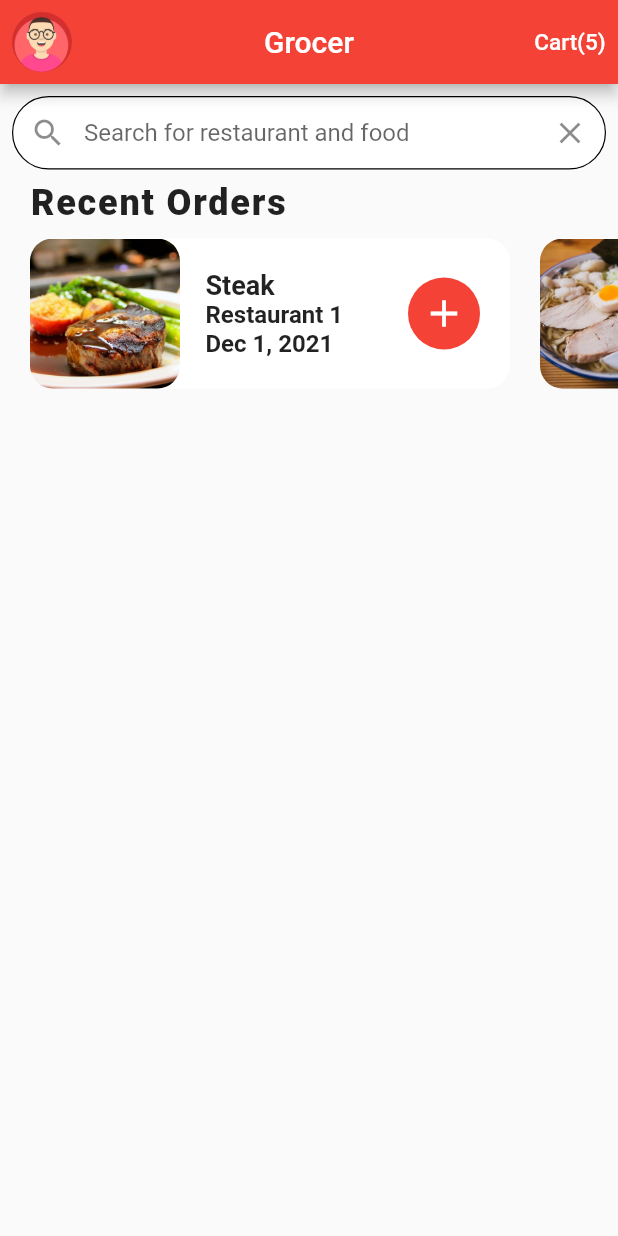
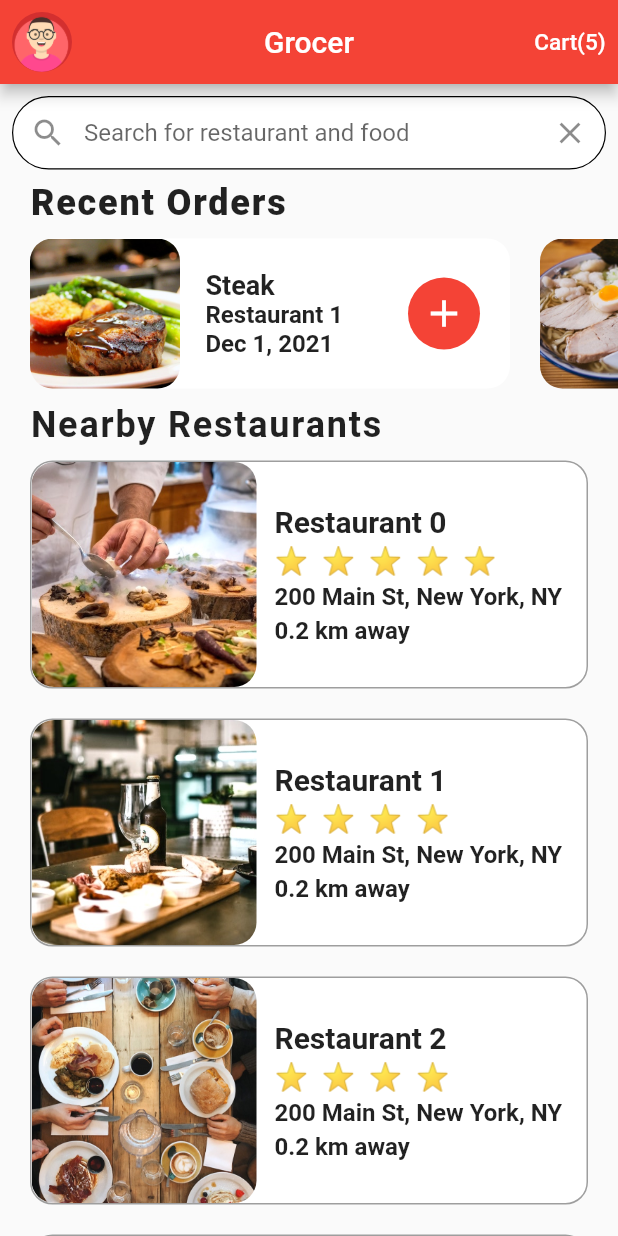
Before and after one commit to chaudharyjatin115/food_delivery, a Flutter app: the HomeScreen screen opened directly, on a phone screen of 412 x 824 dp. Run offline on Flutter 3.47's test engine with Material 2 defaults, Android fonts, the light colour scheme and no system bars.

Commit message:
adding nearby restaurants

```diff
--- a/lib/main.dart
+++ b/lib/main.dart
@@ -1,5 +1,4 @@
 import 'package:flutter/material.dart';
-import 'package:food_delivery/screens/home_screen.dart';
 import 'package:food_delivery/screens/login_screen.dart';
 
 void main() {
--- a/lib/screens/home_screen.dart
+++ b/lib/screens/home_screen.dart
@@ -1,6 +1,7 @@
 import 'package:flutter/material.dart';
 import 'package:food_delivery/widgets/app_bar.dart';
 import 'package:food_delivery/widgets/recent_widgets.dart';
+import 'package:food_delivery/widgets/restaurant_list.dart';
 import 'package:food_delivery/widgets/search_bar.dart';
 
 class HomeScreen extends StatefulWidget {
@@ -16,7 +17,26 @@
     return Scaffold(
       appBar: MyAppBar(),
       body: ListView(
-        children: <Widget>[SearchBar(), const RecentOrders()],
+        children: <Widget>[
+          SearchBar(),
+          const RecentOrders(),
+          Column(
+            crossAxisAlignment: CrossAxisAlignment.start,
+            children: const [
+              Padding(
+                padding: EdgeInsets.symmetric(horizontal: 20.0),
+                child: Text(
+                  'Nearby Restaurants',
+                  style: TextStyle(
+                      letterSpacing: 1.2,
+                      fontSize: 24.0,
+                      fontWeight: FontWeight.w600),
+                ),
+              ),
+              RestaurentBuilder()
+            ],
+          )
+        ],
       ),
     );
   }
--- /dev/null
+++ b/lib/widgets/rating.dart
@@ -0,0 +1,19 @@
+import 'package:flutter/material.dart';
+
+class RatingStars extends StatelessWidget {
+  final int rating;
+  RatingStars(this.rating);
+
+  @override
+  Widget build(BuildContext context) {
+    String stars = '';
+    for (int i = 0; i < rating; i++) {
+      stars += '⭐  ';
+    }
+    stars.trim();
+    return Text(
+      stars,
+      style: const TextStyle(fontSize: 18.0),
+    );
+  }
+}
--- /dev/null
+++ b/lib/widgets/restaurant_list.dart
@@ -0,0 +1,79 @@
+import 'package:flutter/material.dart';
+import 'package:food_delivery/data/data.dart';
+import 'package:food_delivery/models/restaurant.dart';
+import 'package:food_delivery/widgets/rating.dart';
+
+class RestaurentBuilder extends StatelessWidget {
+  const RestaurentBuilder({Key? key}) : super(key: key);
+
+  @override
+  Widget build(BuildContext context) {
+    List<Widget> restaurantList = [];
+    // ignore: non_constant_identifier_names
+    for (Restaurant restaurant in restaurants) {
+      restaurantList.add(
+        Container(
+          margin: const EdgeInsets.symmetric(horizontal: 20.0, vertical: 10.0),
+          decoration: BoxDecoration(
+            color: Colors.white,
+            borderRadius: BorderRadius.circular(15.0),
+            border: Border.all(width: 1.0, color: Colors.grey),
+          ),
+          child: Row(
+            children: [
+              ClipRRect(
+                borderRadius: BorderRadius.circular(15.0),
+                child: Image(
+                  height: 150.0,
+                  width: 150.0,
+                  fit: BoxFit.cover,
+                  image: AssetImage('${restaurant.imageUrl}'),
+                ),
+              ),
+              Container(
+                margin: const EdgeInsets.all(12.0),
+                child: Column(
+                  crossAxisAlignment: CrossAxisAlignment.start,
+                  mainAxisAlignment: MainAxisAlignment.center,
+                  children: [
+                    Text(
+                      '${restaurant.name}',
+                      overflow: TextOverflow.ellipsis,
+                      style: const TextStyle(
+                          fontWeight: FontWeight.bold, fontSize: 20.0),
+                    ),
+                    const SizedBox(
+                      height: 4.0,
+                    ),
+                    RatingStars(restaurant.rating!.toInt()),
+                    const SizedBox(
+                      height: 4.0,
+                    ),
+                    Text(
+                      '${restaurant.address}',
+                      overflow: TextOverflow.ellipsis,
+                      style: const TextStyle(
+                          fontWeight: FontWeight.w600, fontSize: 16.0),
+                    ),
+                    const SizedBox(
+                      height: 4.0,
+                    ),
+                    const Text(
+                      '0.2 km away',
+                      overflow: TextOverflow.ellipsis,
+                      style: TextStyle(
+                          fontWeight: FontWeight.w600, fontSize: 16.0),
+                    ),
+                  ],
+                ),
+              )
+            ],
+          ),
+        ),
+      );
+    }
+    return Column(
+      children: restaurantList,
+    );
+  }
+}
```
